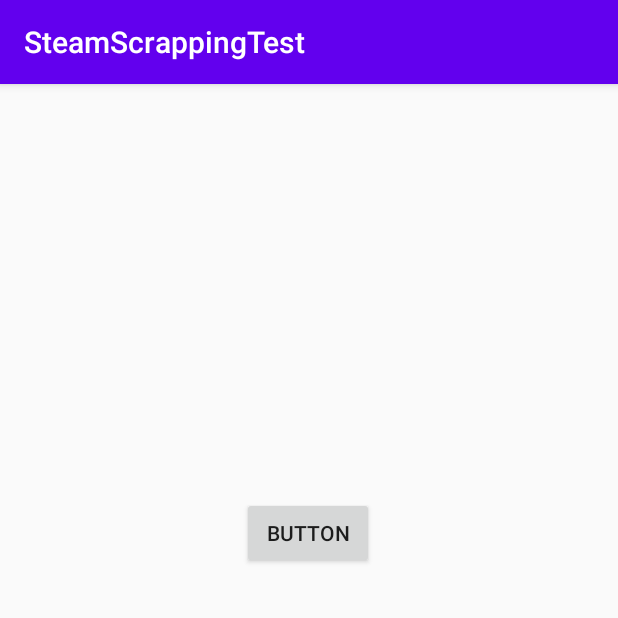
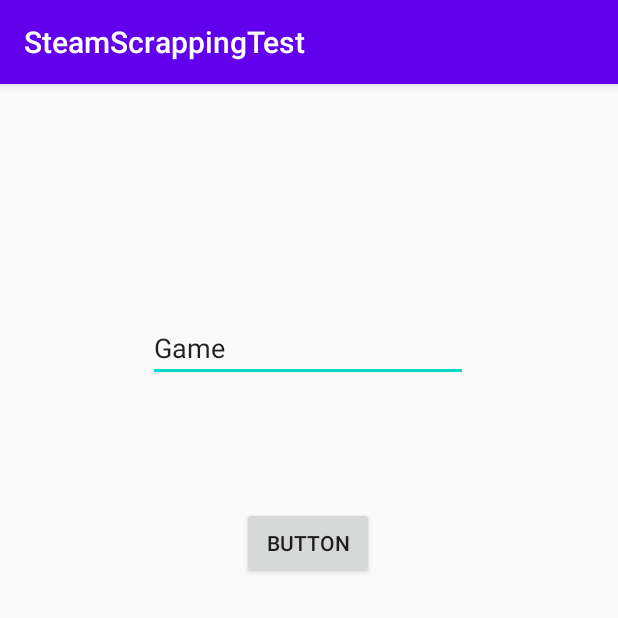
Before and after one commit to M1ko5ek/Scrapping, an Android app: the screen it shows after launch (MainActivity), after a tap on "BUTTON", on a phone screen of 412 x 824 dp, the top half of it. Run offline under Robolectric (Android 15) with nearby library versions, the phone set to English and light mode, and no system bars.

Commit message:
get game name from usser

```diff
--- a/app/src/main/java/pl/pwr/s241936/steamscrappingtest/MainActivity.java
+++ b/app/src/main/java/pl/pwr/s241936/steamscrappingtest/MainActivity.java
@@ -4,6 +4,7 @@ import androidx.appcompat.app.AppCompatActivity;
 import android.os.Bundle;
 import android.view.View;
 import android.widget.Button;
+import android.widget.EditText;
 import android.widget.TextView;
 import org.jsoup.Jsoup;
 import org.jsoup.nodes.Document;
@@ -13,22 +14,28 @@ import java.io.IOException;
 
 public class MainActivity extends AppCompatActivity {
 
+    private EditText gameName;
+    private String name;
+
     @Override
     protected void onCreate(Bundle savedInstanceState) {
         super.onCreate(savedInstanceState);
         setContentView(R.layout.activity_main);
-
         final TextView info = findViewById(R.id.textView);
         final Button button = findViewById(R.id.button);
+        gameName = (EditText)findViewById(R.id.editText);
+
 
         button.setOnClickListener(new View.OnClickListener() {
             @Override
             public void onClick(View view) {
+                name = MainActivity.this.gameName.getText().toString();
                 new Thread(new Runnable() {
                     @Override
                     public void run() {
                         try {
-                            Document doc = Jsoup.connect("https://store.steampowered.com/search/?term=Wolcen").get();
+
+                            Document doc = Jsoup.connect("https://store.steampowered.com/search/?term=" + name).get();
                             Elements el = doc.select("#search_resultsRows");
                             Element e = el.select("a").first();
                             String e0 = el.select("span.title").first().text();
--- a/app/src/main/res/layout/activity_main.xml
+++ b/app/src/main/res/layout/activity_main.xml
@@ -11,11 +11,10 @@
         android:layout_width="129dp"
         android:layout_height="56dp"
         app:layout_constraintBottom_toBottomOf="parent"
-        app:layout_constraintHorizontal_bias="0.531"
         app:layout_constraintLeft_toLeftOf="parent"
         app:layout_constraintRight_toRightOf="parent"
         app:layout_constraintTop_toTopOf="parent"
-        app:layout_constraintVertical_bias="0.241" />
+        app:layout_constraintVertical_bias="0.499" />
 
     <Button
         android:id="@+id/button"
@@ -26,7 +25,21 @@
         app:layout_constraintEnd_toEndOf="parent"
         app:layout_constraintHorizontal_bias="0.498"
         app:layout_constraintStart_toStartOf="parent"
-        app:layout_constraintTop_toBottomOf="@+id/textView"
-        app:layout_constraintVertical_bias="0.097" />
+        app:layout_constraintTop_toTopOf="parent"
+        app:layout_constraintVertical_bias="0.392" />
+
+    <EditText
+        android:id="@+id/editText"
+        android:layout_width="wrap_content"
+        android:layout_height="wrap_content"
+        android:ems="10"
+        android:inputType="textPersonName"
+        android:text="Game"
+        app:layout_constraintBottom_toBottomOf="parent"
+        app:layout_constraintEnd_toEndOf="parent"
+        app:layout_constraintHorizontal_bias="0.497"
+        app:layout_constraintStart_toStartOf="parent"
+        app:layout_constraintTop_toTopOf="parent"
+        app:layout_constraintVertical_bias="0.212" />
 
 </androidx.constraintlayout.widget.ConstraintLayout>
```
